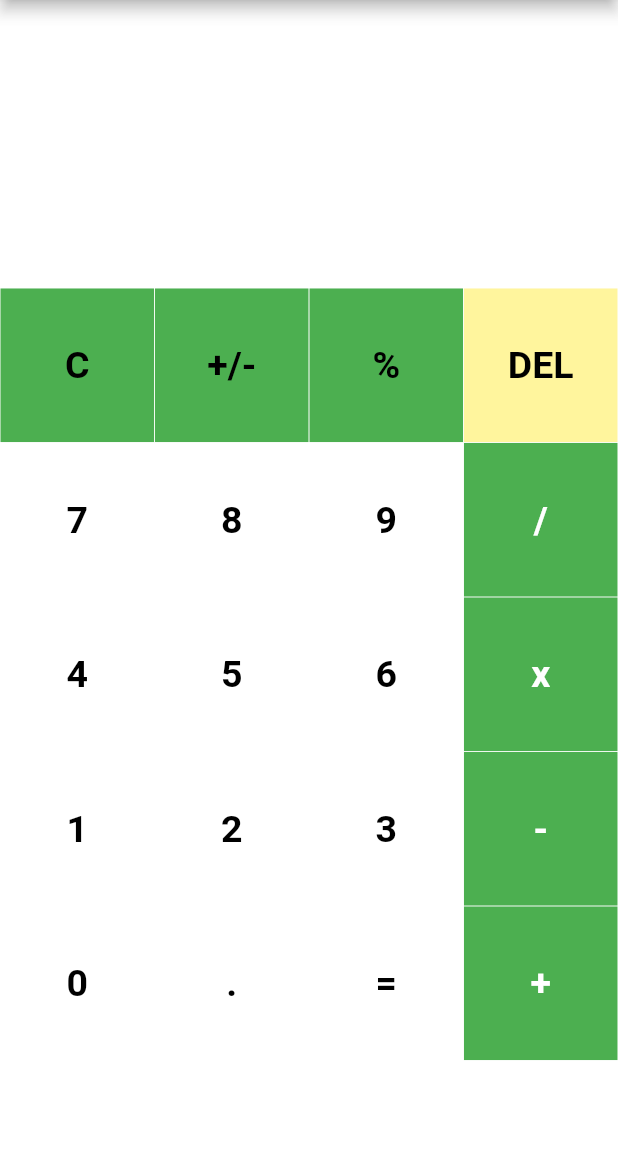
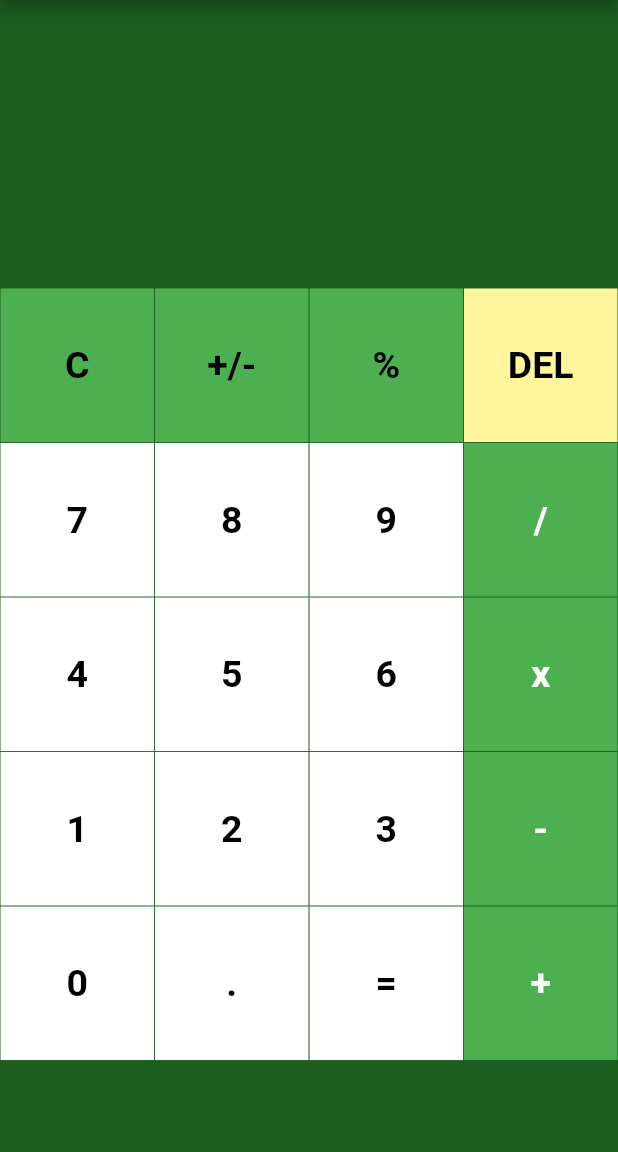
Before and after one commit to GenericStartup/Flutter-Calculator, a Flutter app: the screen it shows after launch, on a phone screen of 412 x 824 dp, the part 84-1236 px from its top. Run offline on Flutter 3.47's test engine with Material 2 defaults, Android fonts, the phone set to English and light mode, and no system bars; our stand-ins replace math_expressions.

Commit message:
Changed background color to web-supported color
The previous color used for the background, "web38", was unsupported on the web. As such, the text for the equation and its result were being lost, as the font was the same color as the default background. This has been fixed by changing the background color from "white38" to "green[900]" which is a very dark green.

```diff
--- a/src/flutter_calculator/lib/main.dart
+++ b/src/flutter_calculator/lib/main.dart
@@ -58,14 +58,13 @@ class _HomePageState extends State<HomePage> {
         title: new Text("Flutter Calculator"),
         backgroundColor: Colors.green,
       ), //AppBar
-      backgroundColor: Colors.white38,
+      backgroundColor: Colors.green[900],
 
 
       // Body
       body: Column(
         children: <Widget>[
           // `Expanded` makes its contents fill all available space
-          // TODO: These widgets are not being rendered on web
           Expanded(
             child: Container(
               child: Column(
```
